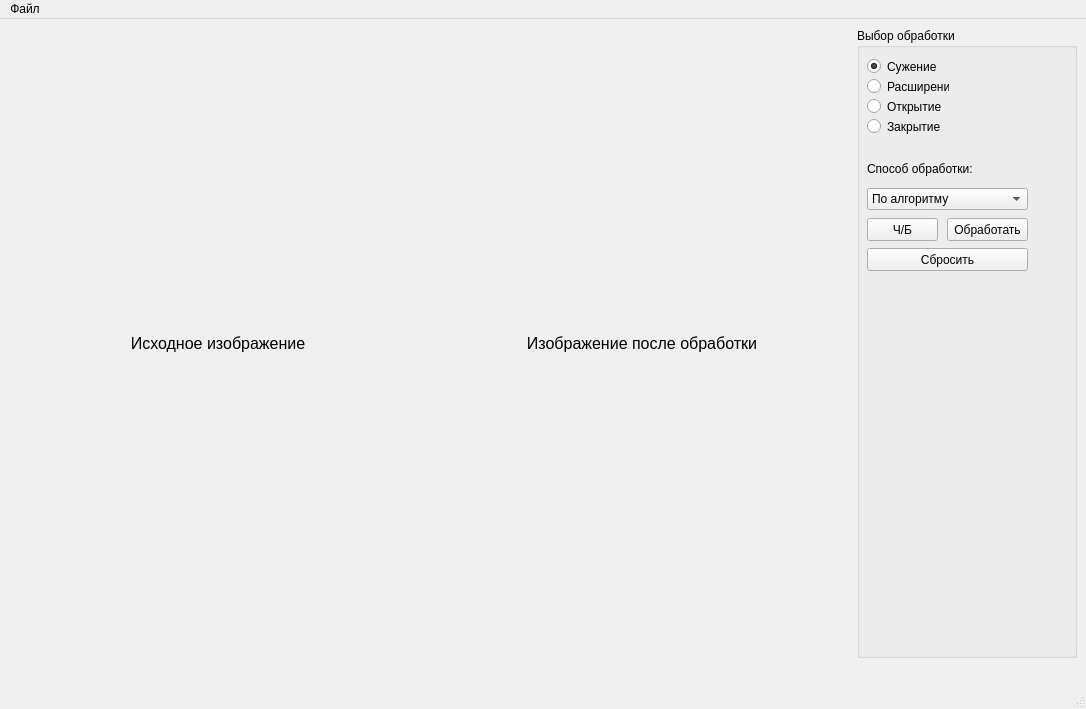
Qt form design/design.ui (yxngxr1/Morphological-image-processing) before a commit.
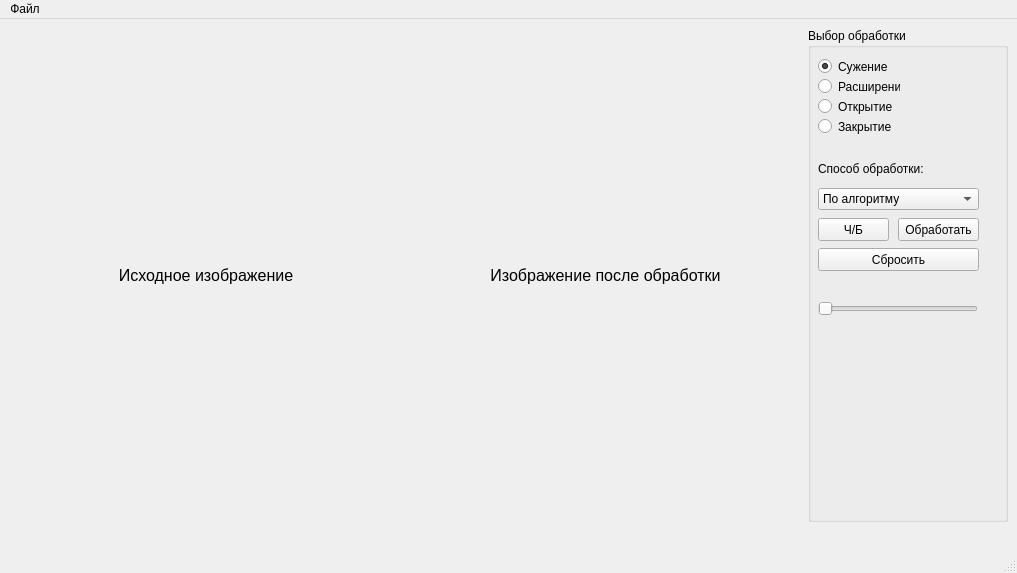
The same form after that commit.

The edit to the form file:
```diff
--- a/design/design.ui
+++ b/design/design.ui
@@ -6,14 +6,14 @@
    <rect>
     <x>0</x>
     <y>0</y>
-    <width>1086</width>
-    <height>709</height>
+    <width>1017</width>
+    <height>573</height>
    </rect>
   </property>
   <property name="minimumSize">
    <size>
-    <width>776</width>
-    <height>513</height>
+    <width>800</width>
+    <height>500</height>
    </size>
   </property>
   <property name="windowTitle">
@@ -27,7 +27,13 @@
        <enum>QLayout::SetDefaultConstraint</enum>
       </property>
       <item>
-       <widget class="QLabel" name="label_2">
+       <widget class="QLabel" name="label_load_image">
+        <property name="sizePolicy">
+         <sizepolicy hsizetype="Ignored" vsizetype="Preferred">
+          <horstretch>0</horstretch>
+          <verstretch>0</verstretch>
+         </sizepolicy>
+        </property>
         <property name="font">
          <font>
           <pointsize>12</pointsize>
@@ -42,7 +48,13 @@
        </widget>
       </item>
       <item>
-       <widget class="QLabel" name="label_3">
+       <widget class="QLabel" name="label_processed_image">
+        <property name="sizePolicy">
+         <sizepolicy hsizetype="Ignored" vsizetype="Preferred">
+          <horstretch>0</horstretch>
+          <verstretch>0</verstretch>
+         </sizepolicy>
+        </property>
         <property name="font">
          <font>
           <pointsize>12</pointsize>
@@ -66,7 +78,7 @@
         </property>
         <property name="maximumSize">
          <size>
-          <width>220</width>
+          <width>200</width>
           <height>16777215</height>
          </size>
         </property>
@@ -200,6 +212,22 @@
           <string>Способ обработки:</string>
          </property>
         </widget>
+        <widget class="QSlider" name="horizontalSlider">
+         <property name="geometry">
+          <rect>
+           <x>10</x>
+           <y>270</y>
+           <width>160</width>
+           <height>22</height>
+          </rect>
+         </property>
+         <property name="maximum">
+          <number>100</number>
+         </property>
+         <property name="orientation">
+          <enum>Qt::Horizontal</enum>
+         </property>
+        </widget>
        </widget>
       </item>
      </layout>
@@ -224,7 +252,7 @@
     <rect>
      <x>0</x>
      <y>0</y>
-     <width>1086</width>
+     <width>1017</width>
      <height>21</height>
     </rect>
    </property>
```
Left out of the diff: 2 changed lines with no effect on the pictures.
